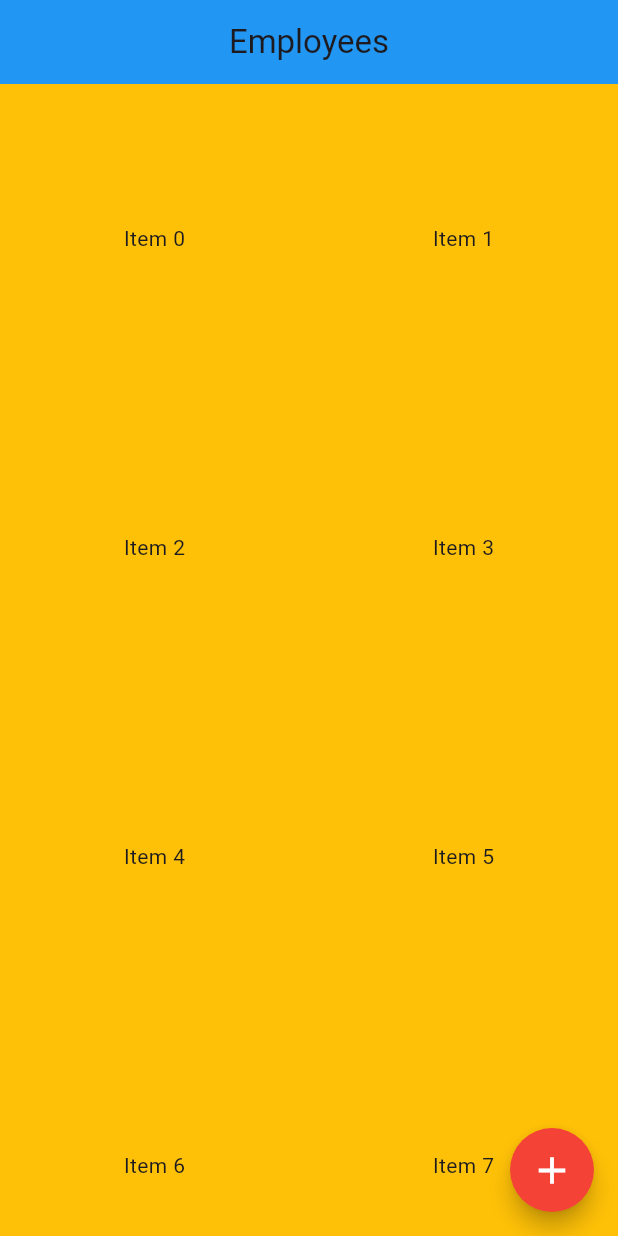
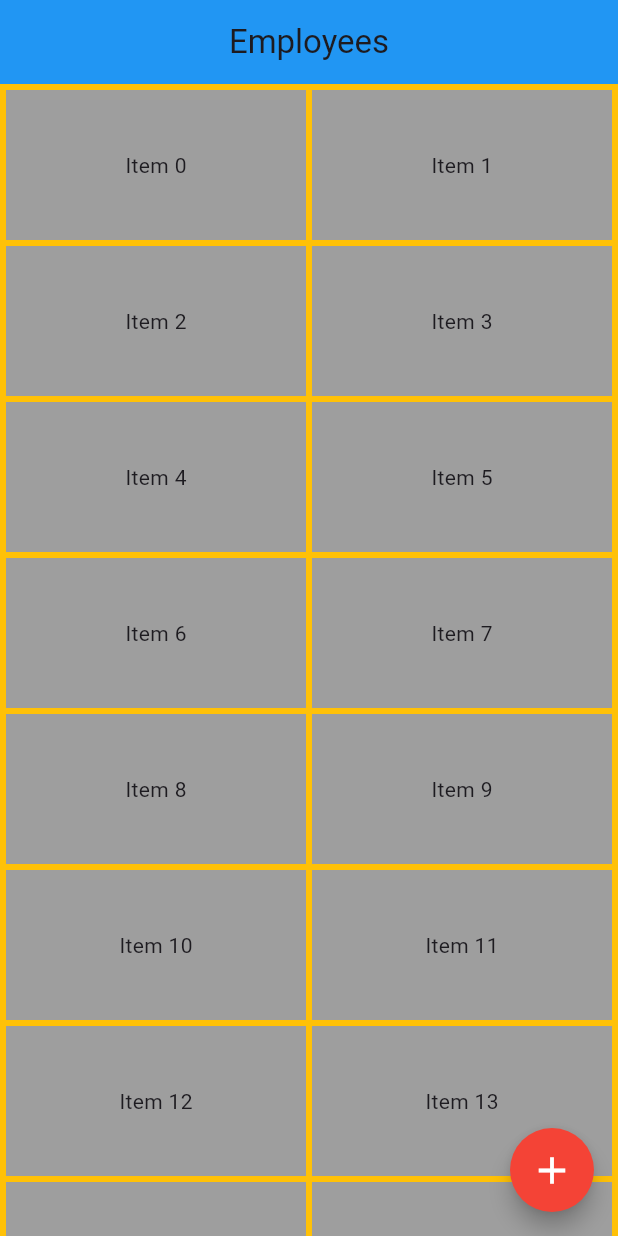
Before and after one commit to SandaruwanB/firebase_crud_with_flutter, a Flutter app: the screen it shows after launch, on a phone screen of 412 x 824 dp. Run offline on Flutter 3.47's test engine with Material 3 defaults, Android fonts, the phone set to English and light mode, and no system bars; our stand-ins replace cloud_firestore, firebase_core; accounts and stored records are empty.

Commit message:
[DEV] grid

```diff
--- a/lib/screens/employees.dart
+++ b/lib/screens/employees.dart
@@ -31,13 +31,24 @@ class _EmployeesState extends State<Employees> {
           backgroundColor: Colors.blue,
           title: const Text("Employees"),
         ),
-        body: GridView.count(
-          crossAxisCount: 2,
-          children: List.generate(100, (index) {
-            return Center(
+        body: GridView.builder(
+          itemCount: 1000,
+          padding: const EdgeInsets.all(4.0),
+          gridDelegate: const SliverGridDelegateWithFixedCrossAxisCount(
+            crossAxisCount: 2,
+            childAspectRatio: 2.0,
+            mainAxisSpacing: 4.0,
+            crossAxisSpacing: 4.0,
+          ),
+          itemBuilder: (BuildContext context, int index) {
+            return Container(
+              alignment: Alignment.center,
+              decoration: const BoxDecoration(
+                color: Colors.grey,
+              ),
               child: Text("Item $index"),
             );
-          }),
+          },
         ),
         floatingActionButton: FloatingActionButton(
           onPressed: navigateToForm,
--- a/lib/screens/employees_add.dart
+++ b/lib/screens/employees_add.dart
@@ -19,7 +19,8 @@ class _EmployeeAddState extends State<EmployeesAdd> {
       theme: ThemeData(scaffoldBackgroundColor: Colors.white),
       debugShowCheckedModeBanner: false,
       title: "Add Employees",
-      home: const Scaffold(),
+      home: const Scaffold(
+      ),
     );
   }
 }
```
